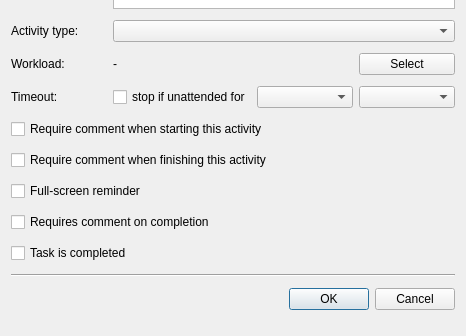
Old version of the form Srt.QT/tt3-gui/CreatePublicTaskDialog.ui in the repository akapustiatyahoocouk/TimeTracker3; both pictures show x 0 to 466 and y 158 to 494 of the 466 by 494 pixel window.
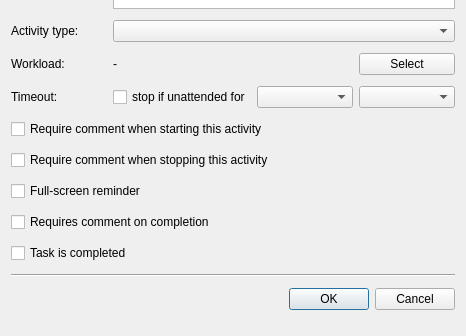
New version of the form. Icons and pictures are not drawn.

The edit to the form file:
```diff
--- a/Srt.QT/tt3-gui/CreatePublicTaskDialog.ui
+++ b/Srt.QT/tt3-gui/CreatePublicTaskDialog.ui
@@ -81,7 +81,7 @@
    <item row="7" column="0" colspan="4">
     <widget class="QCheckBox" name="requireCommentOnFinishCheckBox">
      <property name="text">
-      <string>Require comment when finishing this activity</string>
+      <string>Require comment when stopping this activity</string>
      </property>
     </widget>
    </item>
```
Left out of the diff: 4 changed lines with no effect on the pictures.
